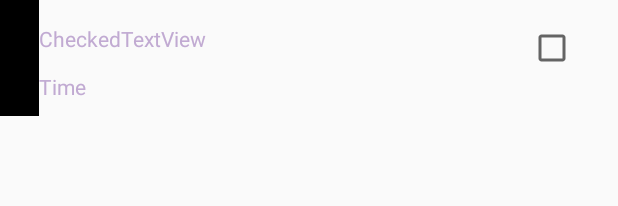
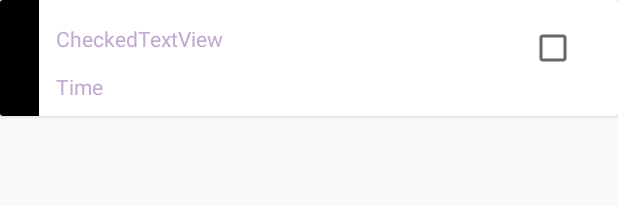
Before and after one commit to OptimizedScheduler/Woke, an Android app: the layout item_task.xml on its own in the app's theme, with its tools: preview values and no code run, on a phone screen of 412 x 824 dp. Shown: the top 206 px of the screen. Run offline under Robolectric (Android 15) with nearby library versions, the phone set to English and light mode, and no system bars.

Commit message:
Card View of tasks

```diff
--- a/app/build.gradle
+++ b/app/build.gradle
@@ -47,4 +47,5 @@ dependencies {
     compile 'com.android.support:appcompat-v7:28.0.0-alpha3'
     compile 'com.android.support:design:28.0.0-alpha3'
     debugImplementation 'com.facebook.sonar:sonar:0.6.13'
+    implementation 'com.android.support:cardview-v7:25.2.1'
 }
--- a/app/src/main/java/com/example/smistry/woke/bottomNav.java
+++ b/app/src/main/java/com/example/smistry/woke/bottomNav.java
@@ -33,6 +33,8 @@ import com.facebook.soloader.SoLoader;
 import com.facebook.sonar.android.AndroidSonarClient;
 import com.facebook.sonar.android.utils.SonarUtils;
 import com.facebook.sonar.core.SonarClient;
+import com.facebook.sonar.plugins.inspector.DescriptorMapping;
+import com.facebook.sonar.plugins.inspector.InspectorSonarPlugin;
 import com.loopj.android.http.AsyncHttpClient;
 import com.loopj.android.http.JsonHttpResponseHandler;
 import com.loopj.android.http.RequestParams;
@@ -57,8 +59,6 @@ import java.util.HashMap;
 import java.util.Locale;
 
 import cz.msebera.android.httpclient.Header;
-import com.facebook.sonar.plugins.inspector.DescriptorMapping;
-import com.facebook.sonar.plugins.inspector.InspectorSonarPlugin;
 
 
 public class bottomNav extends AppCompatActivity {
@@ -174,6 +174,7 @@ public class bottomNav extends AppCompatActivity {
 
        viewPager= ViewPagerFragment.newInstance(days);
         Log.d("EventBus", days.toString());
+
 
         //begins fragment transaction_ViewPagerFragment is shown as the default view
        FragmentTransaction ft = fragmentManager.beginTransaction();
--- a/app/src/main/res/layout/activity_bottom_nav.xml
+++ b/app/src/main/res/layout/activity_bottom_nav.xml
@@ -5,6 +5,7 @@
     android:id="@+id/container"
     android:layout_width="match_parent"
     android:layout_height="match_parent"
+    android:background="@color/backgroundPages"
     tools:context=".bottomNav">
 
     <LinearLayout
--- a/app/src/main/res/layout/item_task.xml
+++ b/app/src/main/res/layout/item_task.xml
@@ -1,9 +1,14 @@
 <?xml version="1.0" encoding="utf-8"?>
-<RelativeLayout xmlns:android="http://schemas.android.com/apk/res/android"
-    xmlns:app="http://schemas.android.com/apk/res-auto"
-    xmlns:tools="http://schemas.android.com/tools"
+<android.support.v7.widget.CardView
+    xmlns:card_view="http://schemas.android.com/apk/res-auto"
+    xmlns:android="http://schemas.android.com/apk/res/android"
     android:layout_width="match_parent"
-    android:layout_height="wrap_content">
+    android:layout_height="wrap_content"
+    android:layout_marginBottom="5dp">
+
+    <RelativeLayout
+        android:layout_width="match_parent"
+        android:layout_height="match_parent">
 
     <TextView
         android:id="@+id/tvTime"
@@ -20,17 +25,19 @@
         android:layout_height="77dp"
         android:layout_alignParentStart="true"
         android:layout_alignParentTop="true"
-        app:srcCompat="@android:color/background_dark" />
+        card_view:srcCompat="@android:color/background_dark" />
 
         <CheckedTextView
             android:id="@+id/tvTask"
-        android:layout_width="358dp"
+            android:layout_width="347dp"
             android:layout_height="wrap_content"
             android:layout_alignParentTop="true"
+            android:layout_marginStart="11dp"
             android:layout_marginTop="16dp"
             android:layout_toEndOf="@+id/ivCategory"
-        android:textColor="@color/purple4"
             android:checkMark="?android:listChoiceIndicatorMultiple"
-        android:text="CheckedTextView" />
+            android:text="CheckedTextView"
+            android:textColor="@color/purple4" />
+    </RelativeLayout>
 
-</RelativeLayout>
+</android.support.v7.widget.CardView>
```
Also changed, not shown: app/src/main/res/layout/fragment_task.xml (+14 -10 lines). Lines whose indentation alone changed are shown as unchanged.
